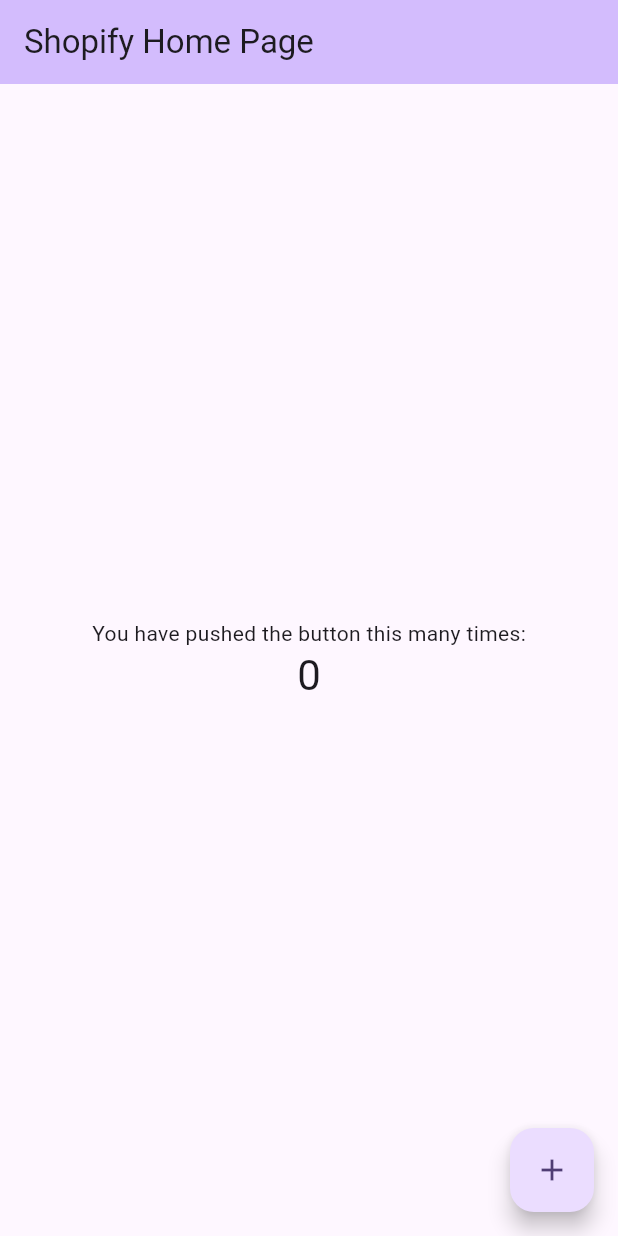
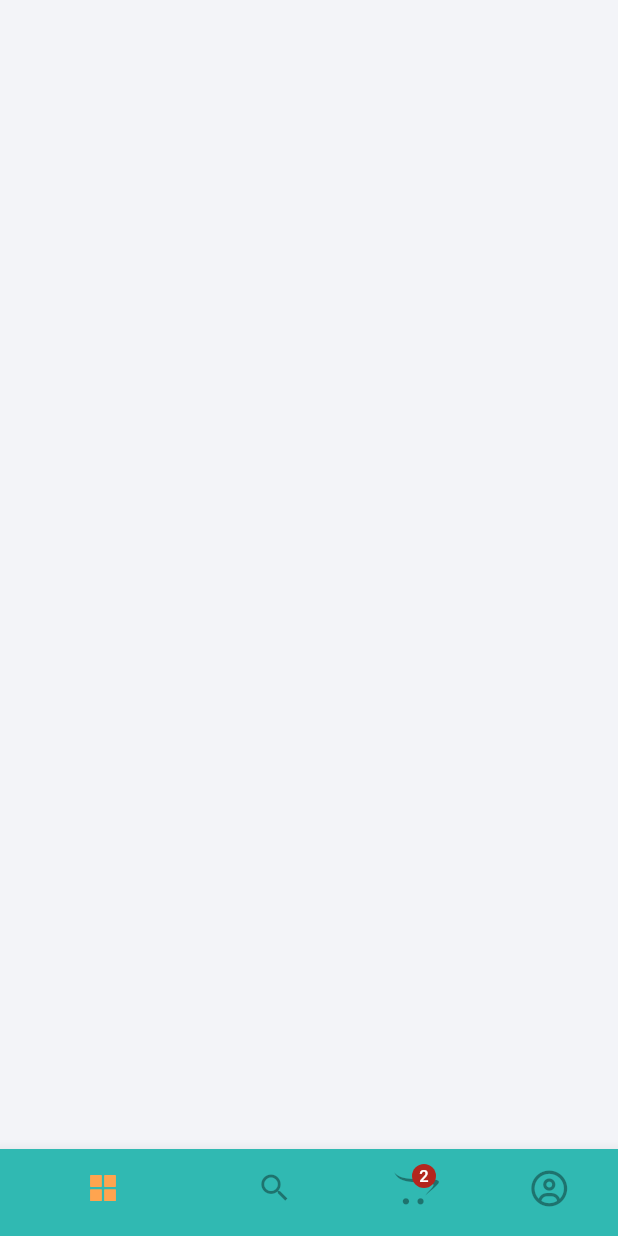
Before and after one commit to Ranpise-DigiTech-Solutions/Shopify, a Flutter app: the screen it shows after launch, on a phone screen of 412 x 824 dp. Run offline on Flutter 3.47's test engine with Material 3 defaults, Android fonts, the phone set to English and light mode, and no system bars; our stand-ins replace flutter_screenutil, flutter_vector_icons, get.

Commit message:
SH-6 Bottom Navigation Bar Creation Complete! (#4)
Signed-off-by: Adithya R <adikrishna1972@gmail.com>

```diff
--- /dev/null
+++ b/lib/controllers/tab_index_controller.dart
@@ -0,0 +1,11 @@
+import 'package:get/get.dart';
+
+class TabIndexController extends GetxController {
+  RxInt _tabIndex = 0.obs;
+
+  int get tabIndex => _tabIndex.value;
+
+  set setTabIndex(int newValue) {
+    _tabIndex.value = newValue;
+  }
+}
--- a/lib/main.dart
+++ b/lib/main.dart
@@ -1,86 +1,38 @@
 import 'package:flutter/material.dart';
+import 'package:flutter_screenutil/flutter_screenutil.dart';
+import 'package:get/get.dart';
+import 'package:shopify/constants/constants.dart';
+import 'package:shopify/views/entry_point.dart';
+
+Widget defaultHome = const MainScreen();
 
 void main() {
   runApp(const MyApp());
 }
 
 class MyApp extends StatelessWidget {
-  const MyApp({super.key});
+  const MyApp({Key? key}) : super(key: key);
 
-  // This widget is the root of your application.
   @override
   Widget build(BuildContext context) {
-    return MaterialApp(
-      title: 'Shopify',
-      theme: ThemeData(
-        colorScheme: ColorScheme.fromSeed(seedColor: Colors.deepPurple),
-        useMaterial3: true,
-      ),
-      home: const MyHomePage(title: 'Shopify Home Page'),
+    //Set the fit size (Find your UI design, look at the dimensions of the device screen and fill it in,unit in dp)
+    return ScreenUtilInit(
+      designSize: const Size(375, 825),
+      minTextAdapt: true,
+      splitScreenMode: true,
+      // Use builder only if you need to use library outside ScreenUtilInit context
+      builder: (context, child) {
+        return GetMaterialApp(
+          debugShowCheckedModeBanner: false,
+          title: 'Shopify',
+          // You can use the library anywhere in the app even in theme
+          theme: ThemeData(
+              scaffoldBackgroundColor: kOffWhite,
+              iconTheme: const IconThemeData(color: kDark),
+              primarySwatch: Colors.grey),
+          home: defaultHome,
+        );
+      },
     );
   }
 }
-
-class MyHomePage extends StatefulWidget {
-  const MyHomePage({super.key, required this.title});
-
-  final String title;
-
-  @override
-  State<MyHomePage> createState() => _MyHomePageState();
-}
-
-class _MyHomePageState extends State<MyHomePage> {
-  int _counter = 0;
-
-  void _incrementCounter() {
-    setState(() {
-      // This call to setState tells the Flutter framework that something has
-      // changed in this State, which causes it to rerun the build method below
-      // so that the display can reflect the updated values. If we changed
-      // _counter without calling setState(), then the build method would not be
-      // called again, and so nothing would appear to happen.
-      _counter++;
-    });
-  }
-
-  @override
-  Widget build(BuildContext context) {
-    // This method is rerun every time setState is called, for instance as done
-    // by the _incrementCounter method above.
-    //
-    // The Flutter framework has been optimized to make rerunning build methods
-    // fast, so that you can just rebuild anything that needs updating rather
-    // than having to individually change instances of widgets.
-    return Scaffold(
-      appBar: AppBar(
-        // TRY THIS: Try changing the color here to a specific color (to
-        // Colors.amber, perhaps?) and trigger a hot reload to see the AppBar
-        // change color while the other colors stay the same.
-        backgroundColor: Theme.of(context).colorScheme.inversePrimary,
-        // Here we take the value from the MyHomePage object that was created by
-        // the App.build method, and use it to set our appbar title.
-        title: Text(widget.title),
-      ),
-      body: Center(
-        child: Column(
-          mainAxisAlignment: MainAxisAlignment.center,
-          children: <Widget>[
-            const Text(
-              'You have pushed the button this many times:',
-            ),
-            Text(
-              '$_counter',
-              style: Theme.of(context).textTheme.headlineMedium,
-            ),
-          ],
-        ),
-      ),
-      floatingActionButton: FloatingActionButton(
-        onPressed: _incrementCounter,
-        tooltip: 'Increment',
-        child: const Icon(Icons.add),
-      ), // This trailing comma makes auto-formatting nicer for build methods.
-    );
-  }
-}
--- /dev/null
+++ b/lib/views/entry_point.dart
@@ -0,0 +1,65 @@
+import 'package:flutter/cupertino.dart';
+import 'package:flutter/material.dart';
+import 'package:flutter/widgets.dart';
+import 'package:flutter_vector_icons/flutter_vector_icons.dart';
+
+import 'package:get/get.dart';
+
+import 'package:shopify/constants/constants.dart';
+import 'package:shopify/controllers/tab_index_controller.dart';
+
+class MainScreen extends StatelessWidget {
+  const MainScreen({super.key});
+
+  @override
+  Widget build(BuildContext context) {
+    final controller = Get.put(TabIndexController());
+    return Obx(() => Scaffold(
+          body: Stack(
+            children: [
+              Container(height: height, width: width, color: kOffWhite),
+              Align(
+                alignment: Alignment.bottomCenter,
+                child: Theme(
+                    data: Theme.of(context).copyWith(canvasColor: kPrimary),
+                    child: BottomNavigationBar(
+                      showSelectedLabels: false,
+                      showUnselectedLabels: false,
+                      unselectedIconTheme:
+                          const IconThemeData(color: Colors.black38),
+                      selectedIconTheme: const IconThemeData(color: kSecondary),
+                      onTap: (value) {
+                        controller.setTabIndex = value;
+                      },
+                      currentIndex: controller.tabIndex,
+                      items: [
+                        BottomNavigationBarItem(
+                          icon: controller.tabIndex == 0
+                              ? Icon(AntDesign.appstore1)
+                              : Icon(AntDesign.appstore_o),
+                          label: 'Home',
+                        ),
+                        const BottomNavigationBarItem(
+                          icon: Icon(Icons.search),
+                          label: 'Search',
+                        ),
+                        const BottomNavigationBarItem(
+                          icon: Badge(
+                              label: Text("2"),
+                              child: Icon(FontAwesome.opencart)),
+                          label: 'Cart',
+                        ),
+                        BottomNavigationBarItem(
+                          icon: controller.tabIndex == 3
+                              ? const Icon(FontAwesome.user_circle)
+                              : const Icon(FontAwesome.user_circle_o),
+                          label: 'Account',
+                        ),
+                      ],
+                    )),
+              )
+            ],
+          ),
+        ));
+  }
+}
```
Also changed, not shown: 2 other files.
